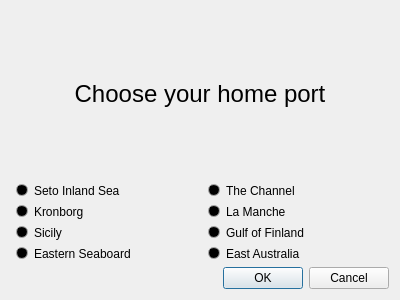
This is FleetMemories/ClientGUI/ui/port/choosehomeport.ui in ibicdlcod/GuoMuoRuoProject as Qt 5 draws it before an edit. The edited form follows.
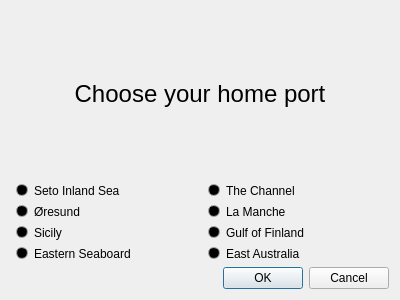
This is the edited form.

```diff
--- a/FleetMemories/ClientGUI/ui/port/choosehomeport.ui
+++ b/FleetMemories/ClientGUI/ui/port/choosehomeport.ui
@@ -60,7 +60,7 @@
        <item row="1" column="0">
         <widget class="QRadioButton" name="buttonGER">
          <property name="text">
-          <string id="home-germany">Kronborg</string>
+          <string id="home-germany">Øresund</string>
          </property>
         </widget>
        </item>
```
